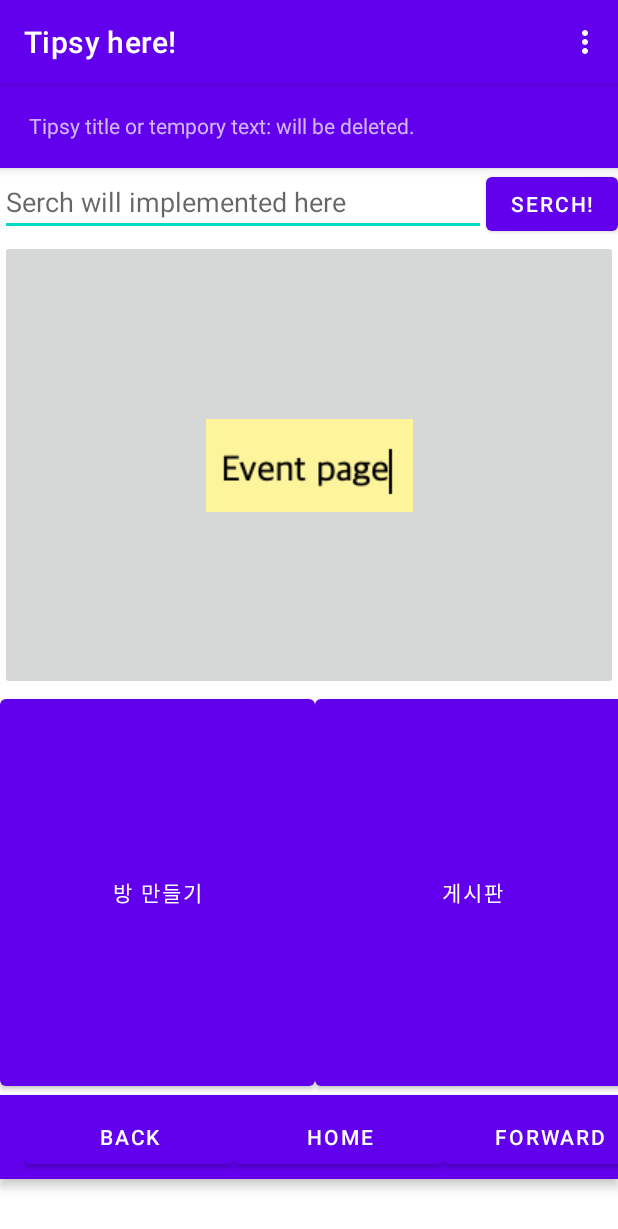
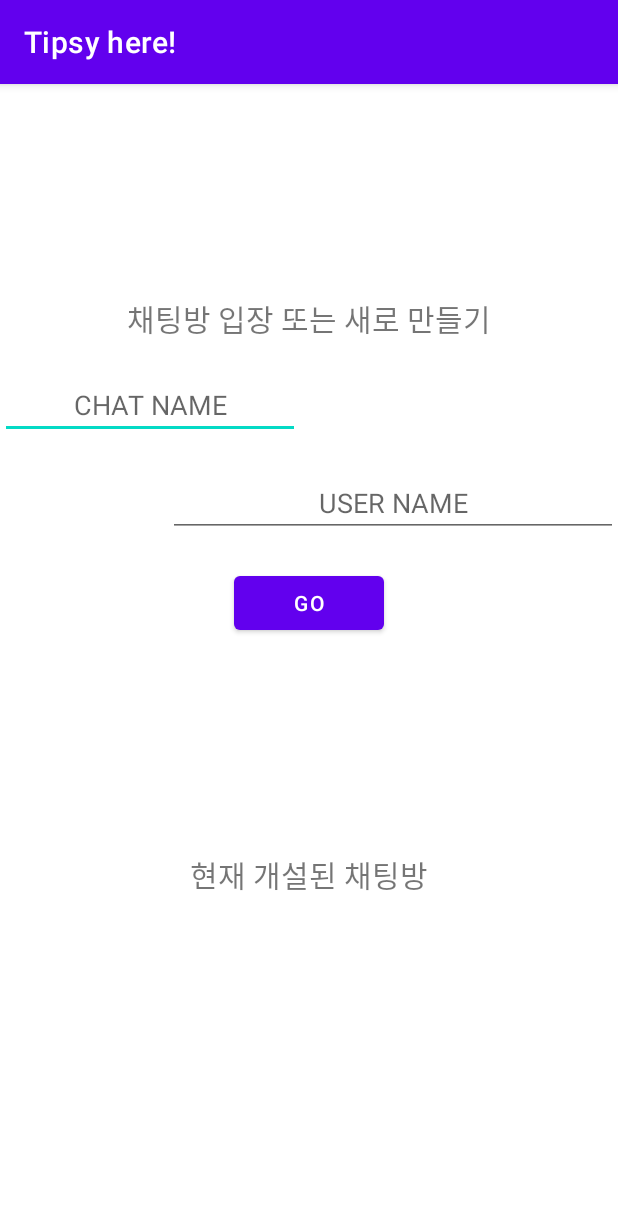
Before and after one commit to Hyojinko/Tipsy-2021-MP-, an Android app: the screen it shows after launch (MainActivity before the commit, StartActivity after it), in the options menu, after a tap on "to opus!", on a phone screen of 412 x 824 dp. Shown: the top 1229 px of the screen. Run offline under Robolectric (Android 15) with nearby library versions, the phone set to English and light mode, and no system bars; our stand-ins replace Firebase (no records; nobody signed in at launch, a user with empty details on screens opened directly).

Commit message:
Realtime chatting

```diff
--- a/app/build.gradle
+++ b/app/build.gradle
@@ -36,9 +36,9 @@ dependencies {
     implementation 'com.android.support:multidex:1.0.3'
     implementation platform('com.google.firebase:firebase-bom:28.0.1')
     implementation 'com.google.firebase:firebase-analytics'
+    implementation 'com.google.firebase:firebase-database:11.0.2'
 
-
-    implementation 'com.google.android.gms:play-services-location:15.0.1'
+    implementation 'com.google.android.gms:play-services-location:9.0.0'
     implementation 'com.mapbox.mapboxsdk:mapbox-android-sdk:6.2.1'
     implementation 'com.mapbox.mapboxsdk:mapbox-android-plugin-locationlayer:0.5.3'
     implementation 'androidx.appcompat:appcompat:1.2.0'
--- a/app/src/main/AndroidManifest.xml
+++ b/app/src/main/AndroidManifest.xml
@@ -55,6 +55,8 @@
             android:value="3lkixv3giy" />
 
         <activity android:name=".MapApi" />
+        <activity android:name=".ChatActivity" />
+        <activity android:name=".StartActivity" />
     </application>
 
 </manifest>
--- a/app/src/main/java/com/example/tipsy/MainActivity.java
+++ b/app/src/main/java/com/example/tipsy/MainActivity.java
@@ -85,7 +85,7 @@ public class MainActivity extends AppCompatActivity {
             case R.id.opus_test:
                 Toast.makeText(this, "OPUS module On ", Toast.LENGTH_LONG).show();
 
-                Intent intento = new Intent(getApplicationContext(),MainActivity.class);
+                Intent intento = new Intent(getApplicationContext(),StartActivity.class);
                 startActivity(intento);
                 break;
 
--- /dev/null
+++ b/app/src/main/java/com/example/tipsy/StartActivity.java
@@ -0,0 +1,92 @@
+package com.example.tipsy;
+import android.content.Intent;
+import android.os.Bundle;
+import android.util.Log;
+import android.view.View;
+import android.widget.ArrayAdapter;
+import android.widget.Button;
+import android.widget.EditText;
+import android.widget.ListView;
+
+import androidx.appcompat.app.AppCompatActivity;
+
+import com.google.firebase.database.ChildEventListener;
+import com.google.firebase.database.DataSnapshot;
+import com.google.firebase.database.DatabaseError;
+import com.google.firebase.database.DatabaseReference;
+import com.google.firebase.database.FirebaseDatabase;
+
+public class StartActivity extends AppCompatActivity {
+
+    private EditText user_chat, user_edit;
+    private Button user_next;
+    private ListView chat_list;
+
+    private FirebaseDatabase firebaseDatabase = FirebaseDatabase.getInstance();
+    private DatabaseReference databaseReference = firebaseDatabase.getReference();
+
+    @Override
+    protected void onCreate(Bundle savedInstanceState) {
+        super.onCreate(savedInstanceState);
+        setContentView(R.layout.activity_start);
+
+        user_chat = (EditText) findViewById(R.id.user_chat);
+        user_edit = (EditText) findViewById(R.id.user_edit);
+        user_next = (Button) findViewById(R.id.user_next);
+        chat_list = (ListView) findViewById(R.id.chat_list);
+
+        user_next.setOnClickListener(new View.OnClickListener() {
+            @Override
+            public void onClick(View v) {
+                if (user_edit.getText().toString().equals("") || user_chat.getText().toString().equals(""))
+                    return;
+
+                Intent intent = new Intent(StartActivity.this, ChatActivity.class);
+                intent.putExtra("chatName", user_chat.getText().toString());
+                intent.putExtra("userName", user_edit.getText().toString());
+                startActivity(intent);
+            }
+        });
+
+        showChatList();
+
+    }
+
+    private void showChatList() {
+        // 리스트 어댑터 생성 및 세팅
+        final ArrayAdapter<String> adapter
+
+                = new ArrayAdapter<String>(this, android.R.layout.simple_list_item_1, android.R.id.text1);
+        chat_list.setAdapter(adapter);
+
+        // 데이터 받아오기 및 어댑터 데이터 추가 및 삭제 등..리스너 관리
+        databaseReference.child("chat").addChildEventListener(new ChildEventListener() {
+            @Override
+            public void onChildAdded(DataSnapshot dataSnapshot, String s) {
+                Log.e("LOG", "dataSnapshot.getKey() : " + dataSnapshot.getKey());
+                adapter.add(dataSnapshot.getKey());
+            }
+
+            @Override
+            public void onChildChanged(DataSnapshot dataSnapshot, String s) {
+
+            }
+
+            @Override
+            public void onChildRemoved(DataSnapshot dataSnapshot) {
+
+            }
+
+            @Override
+            public void onChildMoved(DataSnapshot dataSnapshot, String s) {
+
+            }
+
+            @Override
+            public void onCancelled(DatabaseError databaseError) {
+
+            }
+        });
+
+    }
+}
--- /dev/null
+++ b/app/src/main/res/layout/activity_start.xml
@@ -0,0 +1,81 @@
+<?xml version="1.0" encoding="utf-8"?>
+<RelativeLayout xmlns:android="http://schemas.android.com/apk/res/android"
+    xmlns:app="http://schemas.android.com/apk/res-auto"
+    xmlns:tools="http://schemas.android.com/tools"
+    android:layout_width="match_parent"
+    android:layout_height="match_parent"
+    tools:context=".StartActivity"
+    tools:layout_editor_absoluteY="81dp"
+    tools:layout_editor_absoluteX="0dp">
+
+    <LinearLayout
+        android:layout_width="match_parent"
+        android:layout_height="match_parent"
+        android:orientation="vertical">
+
+        <LinearLayout
+            android:layout_weight="1"
+            android:layout_width="match_parent"
+            android:layout_height="match_parent"
+            android:orientation="vertical"
+            android:gravity="center"
+            android:layout_alignParentTop="true"
+            android:layout_alignParentStart="true">
+
+            <TextView
+                android:layout_width="match_parent"
+                android:layout_height="wrap_content"
+                android:textSize="20dp"
+                android:text="채팅방 입장 또는 새로 만들기"
+                android:layout_marginBottom="20dp"
+                android:gravity="center"/>
+            <EditText
+                android:id="@+id/user_chat"
+                android:layout_width="200dp"
+                android:layout_height="wrap_content"
+                android:inputType="textPersonName"
+                android:hint="CHAT NAME"
+                android:layout_gravity="left"
+                android:gravity="center"
+                android:layout_marginBottom="20dp"/>
+
+            <EditText
+                android:id="@+id/user_edit"
+                android:layout_width="300dp"
+                android:layout_height="wrap_content"
+                android:inputType="textPersonName"
+                android:hint="USER NAME"
+                android:layout_gravity="right"
+                android:gravity="center"
+                android:layout_marginBottom="20dp"/>
+
+            <Button
+                android:id="@+id/user_next"
+                android:layout_width="100dp"
+                android:layout_height="wrap_content"
+                android:text="GO"/>
+
+        </LinearLayout>
+
+        <LinearLayout
+            android:layout_weight="2"
+            android:layout_width="match_parent"
+            android:layout_height="match_parent"
+            android:orientation="vertical">
+            <TextView
+                android:layout_width="match_parent"
+                android:layout_height="wrap_content"
+                android:textSize="20dp"                android:text="현재 개설된 채팅방"
+                android:layout_marginBottom="20dp"
+                android:gravity="center"/>
+            <ListView
+                android:id="@+id/chat_list"
+                android:layout_width="match_parent"
+                android:layout_height="match_parent">
+
+            </ListView>
+        </LinearLayout>
+    </LinearLayout>
+
+
+</RelativeLayout>
```
Also changed, not shown: app/src/main/java/com/example/tipsy/ChatActivity.java (added, +110 -0 lines), app/src/main/java/com/example/tipsy/ChatDTO.java (added, +28 -0 lines), app/src/main/res/layout/activity_chat.xml (added, +45 -0 lines), 1 other file.
